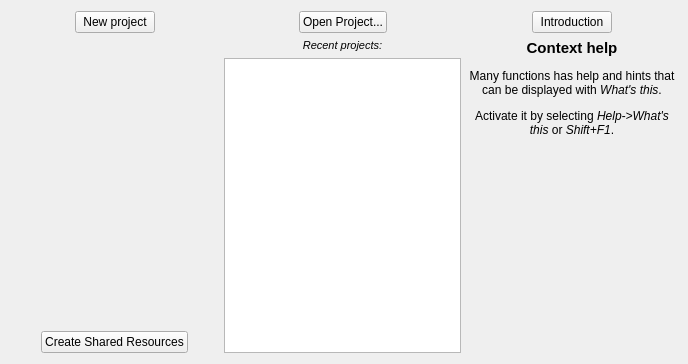
KDE/calligra, file plan/libs/ui/welcome/WelcomeView.ui: the form before one commit.
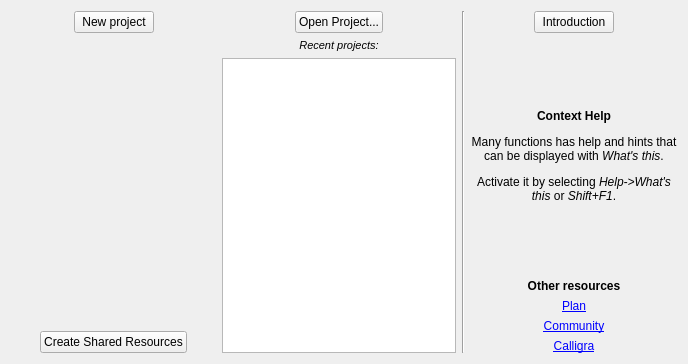
The form after the commit. Icons and pictures are not drawn.

Commit message:
Plan: Improve help info on startup page
Point the user to online information

```diff
--- a/plan/libs/ui/welcome/WelcomeView.ui
+++ b/plan/libs/ui/welcome/WelcomeView.ui
@@ -193,6 +193,13 @@
      </item>
     </layout>
    </item>
+   <item>
+    <widget class="Line" name="line">
+     <property name="orientation">
+      <enum>Qt::Vertical</enum>
+     </property>
+    </widget>
+   </item>
    <item>
     <layout class="QVBoxLayout" name="verticalLayout_2">
      <item>
@@ -239,10 +246,23 @@
        </item>
       </layout>
      </item>
+     <item>
+      <spacer name="verticalSpacer_3">
+       <property name="orientation">
+        <enum>Qt::Vertical</enum>
+       </property>
+       <property name="sizeHint" stdset="0">
+        <size>
+         <width>20</width>
+         <height>40</height>
+        </size>
+       </property>
+      </spacer>
+     </item>
      <item>
       <widget class="QLabel" name="label_2">
        <property name="text">
-        <string>&lt;html&gt;&lt;head/&gt;&lt;body&gt;&lt;p&gt;&lt;span style=&quot; font-size:11pt; font-weight:600;&quot;&gt;Context help&lt;/span&gt;&lt;/p&gt;&lt;p&gt;Many functions has help and hints that can be displayed with &lt;span style=&quot; font-style:italic;&quot;&gt;What's this&lt;/span&gt;.&lt;/p&gt;&lt;p&gt;Activate it by selecting &lt;span style=&quot; font-style:italic;&quot;&gt;Help-&amp;gt;What's this&lt;/span&gt; or &lt;span style=&quot; font-style:italic;&quot;&gt;Shift+F1&lt;/span&gt;.&lt;/p&gt;&lt;/body&gt;&lt;/html&gt;</string>
+        <string>&lt;html&gt;&lt;head/&gt;&lt;body&gt;&lt;p&gt;&lt;span style=&quot; font-weight:600;&quot;&gt;Context Help&lt;/span&gt;&lt;/p&gt;&lt;p&gt;Many functions has help and hints that can be displayed with &lt;span style=&quot; font-style:italic;&quot;&gt;What's this&lt;/span&gt;.&lt;/p&gt;&lt;p&gt;Activate it by selecting &lt;span style=&quot; font-style:italic;&quot;&gt;Help-&amp;gt;What's this&lt;/span&gt; or &lt;span style=&quot; font-style:italic;&quot;&gt;Shift+F1&lt;/span&gt;.&lt;/p&gt;&lt;/body&gt;&lt;/html&gt;</string>
        </property>
        <property name="scaledContents">
         <bool>true</bool>
@@ -268,6 +288,55 @@
        </property>
       </spacer>
      </item>
+     <item>
+      <widget class="QLabel" name="label_6">
+       <property name="text">
+        <string>&lt;html&gt;&lt;head/&gt;&lt;body&gt;&lt;p&gt;&lt;span style=&quot; font-weight:600;&quot;&gt;Other resources&lt;/span&gt;&lt;/p&gt;&lt;/body&gt;&lt;/html&gt;</string>
+       </property>
+       <property name="alignment">
+        <set>Qt::AlignCenter</set>
+       </property>
+      </widget>
+     </item>
+     <item>
+      <widget class="QLabel" name="label_5">
+       <property name="text">
+        <string>&lt;a href=&quot;https://userbase.kde.org/Plan&quot;&gt;Plan&lt;/a&gt;</string>
+       </property>
+       <property name="alignment">
+        <set>Qt::AlignCenter</set>
+       </property>
+       <property name="openExternalLinks">
+        <bool>true</bool>
+       </property>
+      </widget>
+     </item>
+     <item>
+      <widget class="QLabel" name="label_4">
+       <property name="text">
+        <string>&lt;a href=&quot;https://forum.kde.org/viewforum.php?f=203&quot;&gt;Community&lt;/a&gt;</string>
+       </property>
+       <property name="alignment">
+        <set>Qt::AlignCenter</set>
+       </property>
+       <property name="openExternalLinks">
+        <bool>true</bool>
+       </property>
+      </widget>
+     </item>
+     <item>
+      <widget class="QLabel" name="label_3">
+       <property name="text">
+        <string>&lt;a href=&quot;https://calligra.org&quot;&gt;Calligra&lt;/a&gt;</string>
+       </property>
+       <property name="alignment">
+        <set>Qt::AlignCenter</set>
+       </property>
+       <property name="openExternalLinks">
+        <bool>true</bool>
+       </property>
+      </widget>
+     </item>
     </layout>
    </item>
   </layout>
```
The commit also changes 1 other file.
